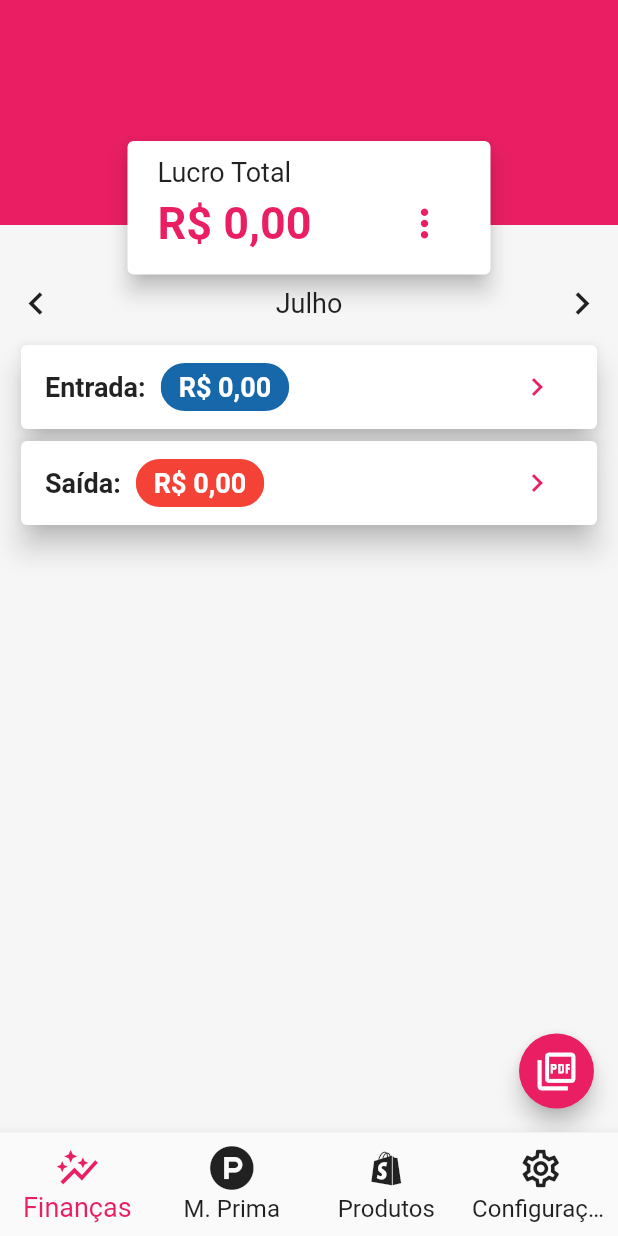
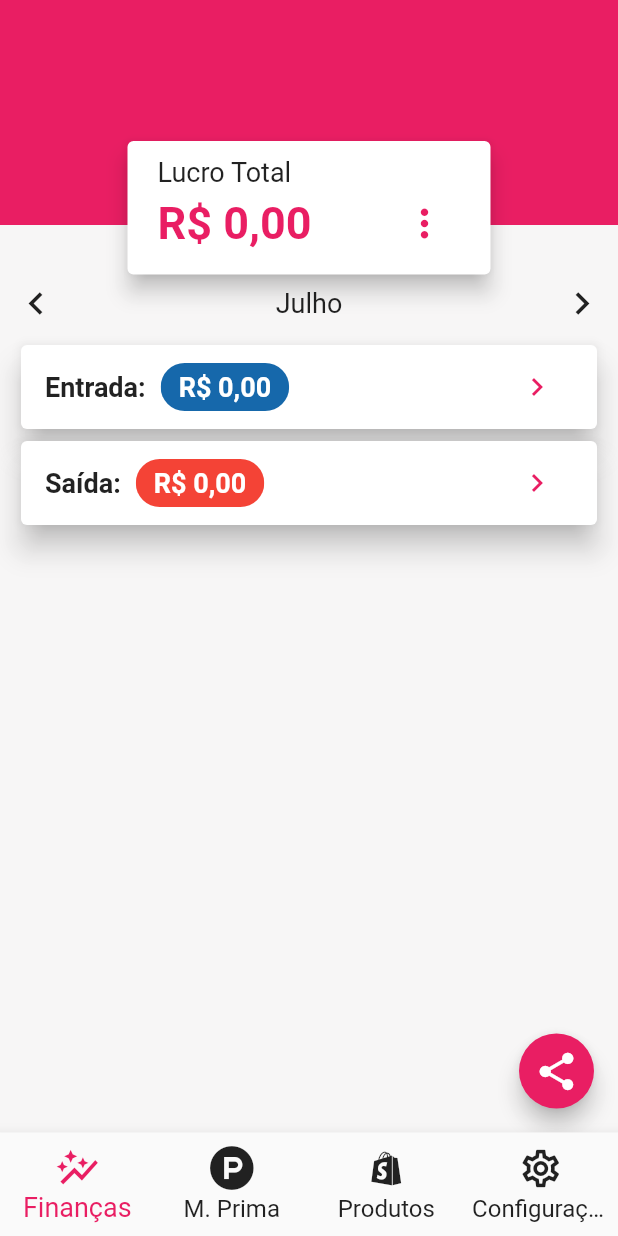
Before and after one commit to Jo-Analyst/app-good-taste, a Flutter app: the screen it shows after launch, after a tap on the "keyboard arrow left" icon, after a tap on the "keyboard arrow right" icon, on a phone screen of 412 x 824 dp. Run offline on Flutter 3.47's test engine with Material 2 defaults, Android fonts, the phone set to English and light mode, and no system bars; our stand-ins replace font_awesome_flutter, permission_handler, share, sqflite; accounts and stored records are empty.

Commit message:
relatório no movement

```diff
--- a/lib/app/pages/movement_details_page.dart
+++ b/lib/app/pages/movement_details_page.dart
@@ -1,6 +1,7 @@
 import 'package:app_good_taste/app/controllers/production_controller.dart';
 import 'package:app_good_taste/app/pages/all_productions_page.dart';
 import 'package:app_good_taste/app/pages/production_page.dart';
+import 'package:app_good_taste/app/template/pdf_generator.dart';
 import 'package:flutter/material.dart';
 import 'package:app_good_taste/app/template/movement_details_template.dart';
 import 'package:intl/intl.dart';
@@ -17,7 +18,7 @@ class MovementDetailsPage extends StatefulWidget {
 
 class _MovementDetailsPageState extends State<MovementDetailsPage> {
   double valueProfit = 0, valueEntry = 0, valueLeave = 0;
-  String month = "";
+  String month = "", year = "";
   List<Map<String, dynamic>> itemsEntry = [];
   List<Map<String, dynamic>> itemsLeave = [];
 
@@ -28,6 +29,7 @@ class _MovementDetailsPageState extends State<MovementDetailsPage> {
     String currentMonth = currentDate.month.toString().padLeft(2, '0');
     setState(() {
       month = "/$currentMonth/";
+      year = currentDate.year.toString();
     });
 
     loadDetailsProductions();
@@ -99,9 +101,16 @@ class _MovementDetailsPageState extends State<MovementDetailsPage> {
         child: FloatingActionButton(
           heroTag: null,
           mini: true,
-          onPressed: () {},
+          onPressed: () async {
+            final productionProvider =
+                Provider.of<ProductionController>(context, listen: false);
+            final productionDetails = await productionProvider
+                .getDetailsProductions("${month.split("/")[1]}/$year");
+            generateAndSharePDF(
+                productionDetails, "${month.split("/")[1]}/$year");
+          },
           child: const Icon(
-            Icons.picture_as_pdf_outlined,
+            Icons.share,
             size: 30,
           ),
         ),
--- a/lib/app/template/movement_details_template.dart
+++ b/lib/app/template/movement_details_template.dart
@@ -144,8 +144,8 @@ class _MovementDetailsTemplate extends State<MovementDetailsTemplate> {
                                       ),
                                       child: Text(
                                         widget.description == "Saída"
-                                            ? "$quantity $unit de $name - ${NumberFormat('R\$ #0.00', 'PT-BT').format(price)}"
-                                            : "$quantity chup-chup de $name - ${NumberFormat('R\$ #0.00', 'PT-BT').format(price)}",
+                                            ? "$quantity $unit de $name - ${NumberFormat('R\$ #0.00', 'PT-BR').format(price)}"
+                                            : "$quantity chup-chup de $name - ${NumberFormat('R\$ #0.00', 'PT-BR').format(price)}",
                                       ),
                                     ),
                                   ),
--- a/lib/app/template/pdf_generator.dart
+++ b/lib/app/template/pdf_generator.dart
@@ -53,8 +53,5 @@ Future<void> generateAndSharePDF(
     await file.writeAsBytes(await pdf.save());
 
     Share.shareFiles([file.path], text: "Confira meu PDF!");
-  } else {
-    // O usuário negou a permissão
-    print("Permissão de armazenamento negada.");
   }
 }
--- a/lib/app/template/slide_month.dart
+++ b/lib/app/template/slide_month.dart
@@ -3,7 +3,7 @@ import 'package:flutter/material.dart';
 import '../utils/month.dart';
 
 class SlideMonth extends StatefulWidget {
-  final Function(dynamic value) getNumberMonth;
+  final Function(dynamic numberMonth) getNumberMonth;
   const SlideMonth({super.key, required this.getNumberMonth});
 
   @override
@@ -13,6 +13,10 @@ class SlideMonth extends StatefulWidget {
 class _SlideMonthState extends State<SlideMonth> {
   int numberMonth = int.parse(DateTime.now().month.toString()) - 1;
   String stringMonth = "";
+
+  void getNumberMonth(int numberMonth) {
+    widget.getNumberMonth(Month.listMonths[numberMonth]["number"].toString());
+  }
 
   @override
   Widget build(BuildContext context) {
@@ -25,8 +29,7 @@ class _SlideMonthState extends State<SlideMonth> {
               : () => setState(() {
                     if (numberMonth == 0) return;
                     numberMonth--;
-                    widget.getNumberMonth(
-                        Month.listMonths[numberMonth]["number"].toString());
+                    getNumberMonth(numberMonth);
                   }),
           icon: const Icon(
             Icons.keyboard_arrow_left,
@@ -45,8 +48,7 @@ class _SlideMonthState extends State<SlideMonth> {
               : () => setState(() {
                     if (numberMonth == 11) return;
                     numberMonth++;
-                    widget.getNumberMonth(
-                        Month.listMonths[numberMonth]["number"].toString());
+                    getNumberMonth(numberMonth);
                   }),
           icon: const Icon(
             Icons.keyboard_arrow_right,
```
Also changed, not shown: 1 other file.
